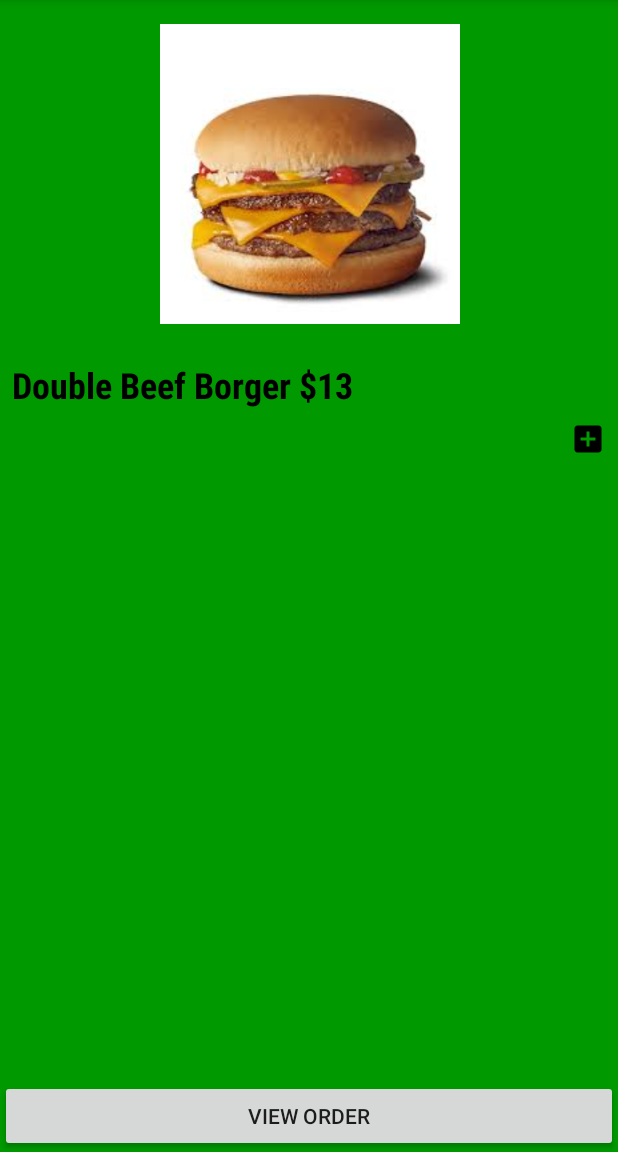
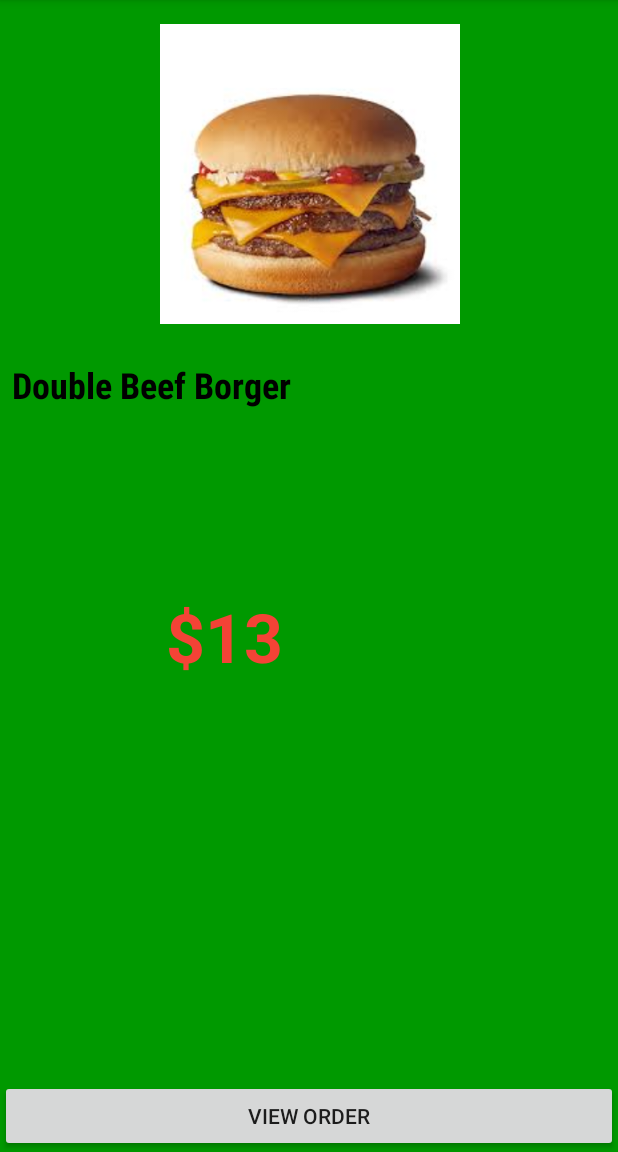
Before and after one commit to stephen9063/homework2, an Android app: the screen it shows after launch (MainActivity), on a phone screen of 412 x 824 dp, the part 84-1236 px from its top. Run offline under Robolectric (Android 15) with nearby library versions, the phone set to English and light mode, and no system bars.

Commit message:
Initial commit

```diff
--- a/app/src/main/AndroidManifest.xml
+++ b/app/src/main/AndroidManifest.xml
@@ -9,8 +9,8 @@
         android:roundIcon="@mipmap/ic_launcher_round"
         android:supportsRtl="true"
         android:theme="@style/AppTheme">
-        <activity android:name=".vieworder"></activity>
-        <activity android:name=".orderdetail" />
+        <activity android:name=".orderitemdetail"></activity>
+        <activity android:name=".vieworder" />
         <activity android:name=".MainActivity">
             <intent-filter>
                 <action android:name="android.intent.action.MAIN" />
--- a/app/src/main/java/com/example/homework2/Order.java
+++ b/app/src/main/java/com/example/homework2/Order.java
@@ -8,10 +8,21 @@ public class Order {
 
     private int imageDrawableId;
 
-    public Order(int orderID, String orderitem, int imageDrawableId) {
+    private String price;
+
+    public Order(int orderID, String orderitem, int imageDrawableId, String price) {
         this.imageDrawableId = imageDrawableId;
         this.orderID = orderID;
         this.orderitem = orderitem;
+        this.price = price;
+    }
+
+    public String getPrice() {
+        return price;
+    }
+
+    public void setPrice(String price) {
+        this.price = price;
     }
 
     public int getOrderID() {
--- a/app/src/main/java/com/example/homework2/OrderAdapter.java
+++ b/app/src/main/java/com/example/homework2/OrderAdapter.java
@@ -36,13 +36,14 @@ public class OrderAdapter extends RecyclerView.Adapter<OrderAdapter.OrderViewHol
         final Order orderAtPosition = ordersToAdapt.get(position);
         holder.orderTextView.setText(orderAtPosition.getOrderitem());
         holder.itemImageView.setImageResource(orderAtPosition.getImageDrawableId());
+        holder.priceTextView.setText(orderAtPosition.getPrice());
 
         holder.view.setOnClickListener(new View.OnClickListener() {
             @Override
             public void onClick(View view) {
                 Context context = view.getContext();
 
-                Intent intent = new Intent(context, orderdetail.class);
+                Intent intent = new Intent(context, orderitemdetail.class);
                 intent.putExtra("OrderID", orderAtPosition.getOrderID());
                 context.startActivity(intent);
             }
@@ -74,14 +75,16 @@ public class OrderAdapter extends RecyclerView.Adapter<OrderAdapter.OrderViewHol
         public View view;
         public TextView orderTextView;
         public ImageView itemImageView;
-        public ImageView addbuttonView;
+        public TextView priceTextView;
+        //public ImageView addbuttonView;
 
         public OrderViewHolder(View v) {
             super(v);
             view = v;
             orderTextView = v.findViewById(R.id.orderitem);
             itemImageView = v.findViewById(R.id.orderPhoto);
-            addbuttonView = v.findViewById(R.id.addButton);
+            priceTextView = v.findViewById(R.id.price);
+            //addbuttonView = v.findViewById(R.id.addButton);
 
         }
     }
--- a/app/src/main/java/com/example/homework2/fakedatabase.java
+++ b/app/src/main/java/com/example/homework2/fakedatabase.java
@@ -20,78 +20,94 @@ public class fakedatabase {
     static  {
         orders.put(1, new Order(
                 1,
-                "Double Beef Borger $13",
-                R.drawable.order1
+                "Double Beef Borger",
+                R.drawable.order1,
+                "$13"
+
         ));
         orders.put(2, new Order(
                 2,
-                "Chicken Borger $11",
-                R.drawable.order2
+                "Chicken Borger",
+                R.drawable.order2,
+                "$11"
         ));
         orders.put(3, new Order(
                 3,
-                "Beef Borger $11",
-                R.drawable.order3
+                "Beef Borger",
+                R.drawable.order3,
+                "$11"
         ));
         orders.put(4, new Order(
                 4,
-                "Double Chicken Borger $13",
-                R.drawable.order4
+                "Double Chicken Borger",
+                R.drawable.order4,
+                "$13"
         ));
         orders.put(5, new Order(
                 5,
-                "Chesee Borger $9",
-                R.drawable.order5
+                "Chesee Borger",
+                R.drawable.order5,
+                "$9"
         ));
         orders.put(6, new Order(
                 6,
-                "Double Cheese Borger $10",
-                R.drawable.order6
+                "Double Cheese Borger",
+                R.drawable.order6,
+                "$10"
         ));
         orders.put(7, new Order(
                 7,
-                "Mixed Borger $14",
-                R.drawable.order7
+                "Mixed Borger",
+                R.drawable.order7,
+                "$14"
         ));
         orders.put(8, new Order(
                 8,
-                "Triple Beef Borger $15",
-                R.drawable.order8
+                "Triple Beef Borger",
+                R.drawable.order8,
+                "$15"
         ));
         orders.put(9, new Order(
                 9,
-                "Thick Chips $7",
-                R.drawable.order9
+                "Thick Chips",
+                R.drawable.order9,
+                "$7"
         ));
         orders.put(10, new Order(
                 10,
-                "Small Chips $5",
-                R.drawable.order10
+                "Small Chips",
+                R.drawable.order10,
+                "$5"
         ));
         orders.put(11, new Order(
                 11,
-                "Gravy Chips $8",
-                R.drawable.order11
+                "Gravy Chips",
+                R.drawable.order11,
+                "$8"
         ));
         orders.put(12, new Order(
                 12,
-                "Cola $4",
-                R.drawable.order12
+                "Cola",
+                R.drawable.order12,
+                "$4"
         ));
         orders.put(13, new Order(
                 13,
-                "Fanta $4",
-                R.drawable.order13
+                "Fanta",
+                R.drawable.order13,
+                "$4"
         ));
         orders.put(14, new Order(
                 14,
-                "Sprite $4",
-                R.drawable.order14
+                "Sprite",
+                R.drawable.order14,
+                "$4"
         ));
         orders.put(15, new Order(
                 15,
-                "Nuggets $7",
-                R.drawable.order15
+                "Nuggets",
+                R.drawable.order15,
+                "$7"
         ));
     }
 }
--- a/app/src/main/java/com/example/homework2/orderdetail.java
+++ b/app/src/main/java/com/example/homework2/orderitemdetail.java
@@ -7,14 +7,14 @@ import android.widget.TextView;
 
 import androidx.appcompat.app.AppCompatActivity;
 
-public class orderdetail extends AppCompatActivity {
+public class orderitemdetail extends AppCompatActivity {
     private TextView orderitemTextView;
     private ImageView imageView;
 
     @Override
     protected void onCreate(Bundle savedInstanceState) {
         super.onCreate(savedInstanceState);
-        setContentView(R.layout.order_detail);
+        setContentView(R.layout.activity_orderitemdetail);
 
         Intent intent = getIntent();
 
--- a/app/src/main/res/layout/activity_main.xml
+++ b/app/src/main/res/layout/activity_main.xml
@@ -14,8 +14,7 @@
         android:text="View Order"
         app:layout_constraintBottom_toBottomOf="parent"
         app:layout_constraintEnd_toEndOf="parent"
-        app:layout_constraintStart_toStartOf="parent"
-        android:onClick="onClick"/>
+        app:layout_constraintStart_toStartOf="parent" />
 
     <FrameLayout
         android:id="@+id/fragment_slot"
--- a/app/src/main/res/layout/order.xml
+++ b/app/src/main/res/layout/order.xml
@@ -38,7 +38,20 @@
         app:layout_constraintStart_toStartOf="parent"
         app:layout_constraintTop_toBottomOf="@+id/orderPhoto" />
 
-    <ImageView
+    <TextView
+        android:id="@+id/price"
+        android:layout_width="191dp"
+        android:layout_height="205dp"
+        android:textAppearance="@style/TextAppearance.AppCompat.Large"
+        android:textColor="#F44336"
+        android:textSize="45sp"
+        android:textStyle="bold"
+        app:layout_constraintBottom_toBottomOf="parent"
+        app:layout_constraintEnd_toEndOf="parent"
+        app:layout_constraintStart_toStartOf="parent"
+        app:layout_constraintTop_toBottomOf="@+id/orderitem" />
+
+    <!--<ImageView
         android:id="@+id/addButton"
         android:layout_width="wrap_content"
         android:layout_height="wrap_content"
@@ -48,6 +61,6 @@
         android:contentDescription="TODO"
         app:srcCompat ="@drawable/ic_add_box_black_24dp"
         app:layout_constraintEnd_toEndOf="parent"
-        app:layout_constraintTop_toBottomOf="@+id/orderitem" />
+        app:layout_constraintTop_toBottomOf="@+id/orderitem" />-->
 
 </androidx.constraintlayout.widget.ConstraintLayout>
```
Also changed, not shown: app/src/main/res/layout/activity_orderdetail.xml (deleted, +0 -53 lines), app/src/main/res/layout/activity_orderitemdetail.xml (added, +64 -0 lines), app/src/main/res/layout/order_detail.xml (deleted, +0 -50 lines).
